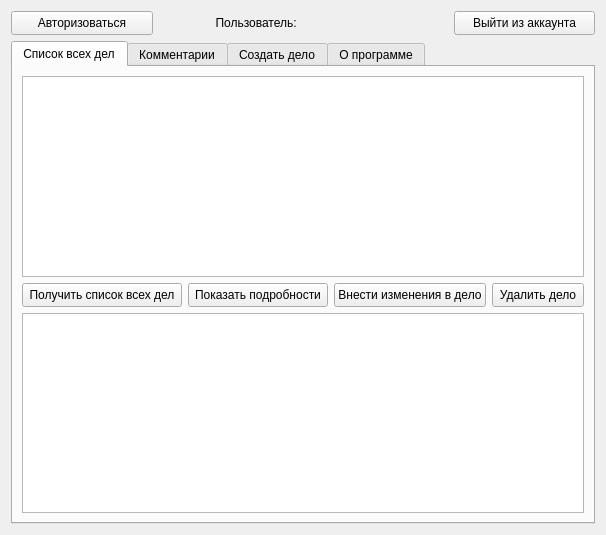
Above: ui/zachet.ui from alexxxesss/PYQT_Alexeenko before the change. Below: the same form after it.
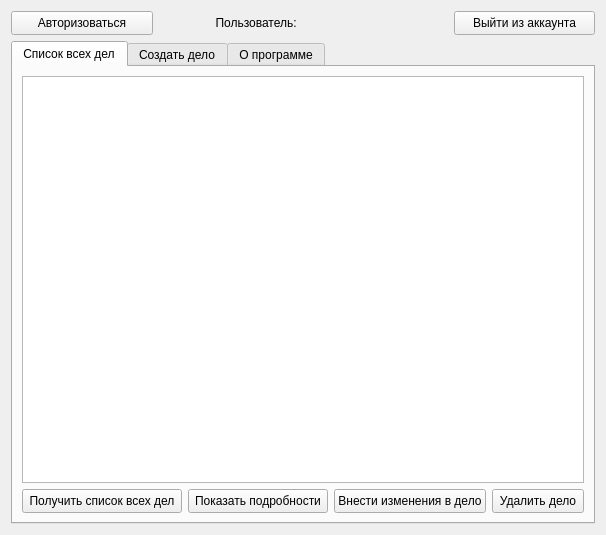
That is the form after the change.

The edit to the form file:
```diff
--- a/ui/zachet.ui
+++ b/ui/zachet.ui
@@ -140,18 +140,10 @@
              </item>
             </layout>
            </item>
-           <item>
-            <widget class="QPlainTextEdit" name="plainTextEdit"/>
-           </item>
           </layout>
          </item>
         </layout>
        </widget>
-       <widget class="QWidget" name="tab_3">
-        <attribute name="title">
-         <string>Комментарии</string>
-        </attribute>
-       </widget>
        <widget class="QWidget" name="tab_2">
         <attribute name="title">
          <string>Создать дело</string>
```
